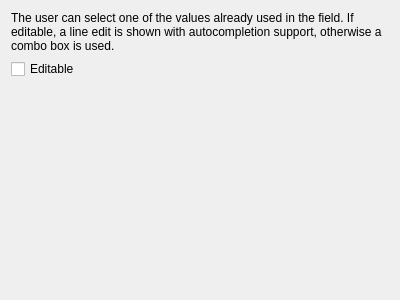
Old version of the form src/ui/editorwidgets/qgsuniquevaluesconfigdlgbase.ui in the repository qgis/QGIS.
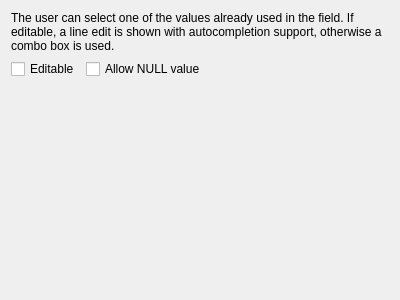
New version of the form.

Commit message: Allow null value checkbox Addition of a "Add NULL value" checkbox, enabling the addition of a NULL value to the combobox when there are no features.

```diff
--- a/src/ui/editorwidgets/qgsuniquevaluesconfigdlgbase.ui
+++ b/src/ui/editorwidgets/qgsuniquevaluesconfigdlgbase.ui
@@ -27,13 +27,20 @@
      </property>
     </widget>
    </item>
-   <item row="1" column="0" colspan="2">
+   <item row="1" column="0">
     <widget class="QCheckBox" name="editableUniqueValues">
      <property name="text">
       <string>Editable</string>
      </property>
     </widget>
    </item>
+   <item row="1" column="1">
+    <widget class="QCheckBox" name="allowNullCheckBox">
+     <property name="text">
+      <string>Allow NULL value</string>
+     </property>
+    </widget>
+   </item>
   </layout>
  </widget>
  <resources/>
```
Left out of the diff: 2 changed lines with no effect on the pictures. The commit also changes 3 other files.
